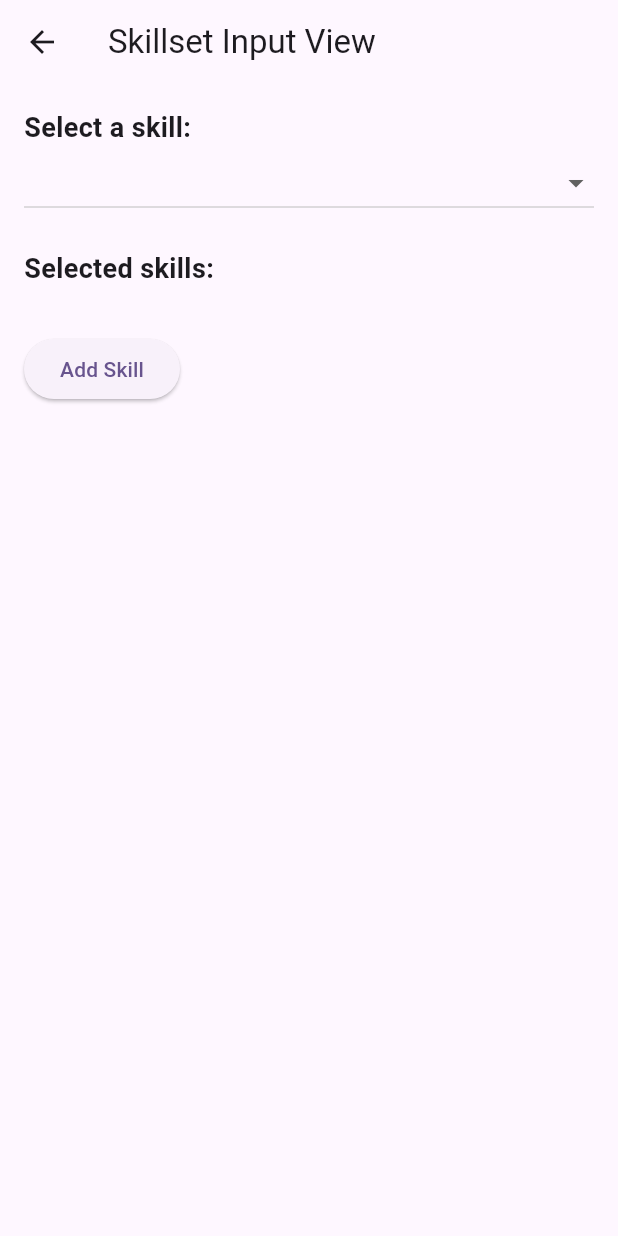
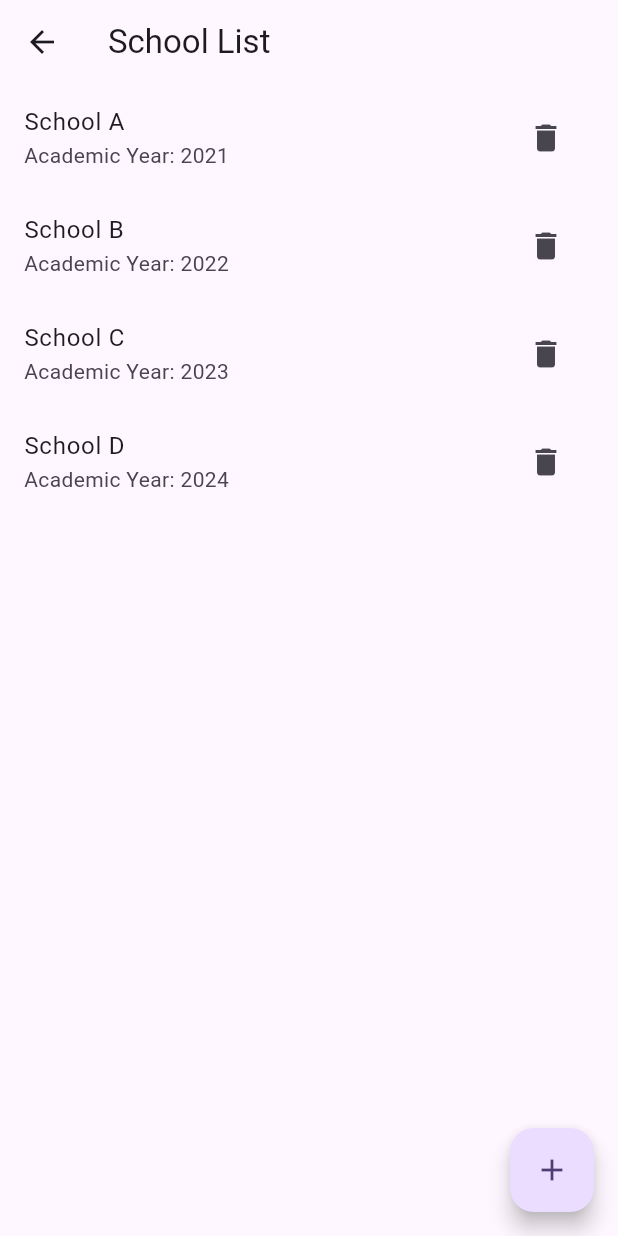
Before and after one commit to NTL2706/MobileAdvance, a Flutter app: the DetailProfileStudentScreen screen opened directly, after a tap on "Update", on a phone screen of 412 x 824 dp. Run offline on Flutter 3.47's test engine with Material 3 defaults, Android fonts, the phone set to English and light mode, and no system bars; missing offline and left inert: dart:html.

Commit message:
Update >> update choose skill

```diff
--- a/lib/feature/profie/views/detail_profile_student_screen.dart
+++ b/lib/feature/profie/views/detail_profile_student_screen.dart
@@ -4,7 +4,6 @@ import 'package:final_project_advanced_mobile/constants/colors.dart';
 import 'package:final_project_advanced_mobile/constants/text_style.dart';
 import 'package:final_project_advanced_mobile/feature/profie/views/test.dart';
 import 'package:flutter/material.dart';
-import "package:get/get.dart";
 
 class DetailProfileStudentScreen extends StatefulWidget {
   const DetailProfileStudentScreen({super.key});
@@ -17,9 +16,23 @@ class DetailProfileStudentScreen extends StatefulWidget {
 class _DetailProfileStudentScreenState
     extends State<DetailProfileStudentScreen> {
   final TextEditingController _controller =
-      TextEditingController(text: 'Nguyen Van A');
+      TextEditingController(text: 'DevOps');
 
   String? selectedExpertise = 'Fullstack';
+
+  List<String> skills = [
+    'Flutter',
+    'Dart',
+    'Firebase',
+    'UI/UX Design',
+    'Backend Development',
+    'Frontend Development',
+    'Mobile Development',
+    'Web Development',
+    'Database Management'
+  ];
+
+  List<String> selectedSkills = [];
 
   @override
   Widget build(BuildContext context) {
@@ -84,7 +97,7 @@ class _DetailProfileStudentScreenState
                   context,
                   MaterialPageRoute(
                     // builder: (context) => const DetailProfileCompanyScreen(),
-                    builder: (context) => SkillsetInputView(),
+                    builder: (context) => SchoolListScreen(),
                   ),
                 );
               },
@@ -94,54 +107,24 @@ class _DetailProfileStudentScreenState
               children: [
                 Expanded(
                   child: TextFormField(
-                    controller: _controller,
+                    controller: TextEditingController(text: selectedExpertise),
                     enabled: false,
                     decoration: const InputDecoration(
-                      labelText: 'Number of Employees',
-                      labelStyle: AppTextStyles.bodyStyle,
+                      labelText: 'Tech stack',
+                      labelStyle: AppTextStyles.headerStyle,
+                      disabledBorder: InputBorder.none,
                     ),
                   ),
                 ),
-                IconButton(
-                  icon: const Icon(Icons.edit),
-                  onPressed: () {
-                    print('Edit button pressed');
-                    showModalBottomSheet(
-                      context: context,
-                      builder: (BuildContext context) {
-                        return StatefulBuilder(
-                          builder: (context, setState) {
-                            return Container(
-                              child: FractionallySizedBox(
-                                heightFactor: 1,
-                                widthFactor: 1,
-                                child: Container(
-                                  padding: EdgeInsets.all(20),
-                                  child: Column(
-                                    crossAxisAlignment:
-                                        CrossAxisAlignment.stretch,
-                                    children: [
-                                      const Text(
-                                        'Select teckstack:',
-                                        style: AppTextStyles.headerStyle,
-                                      ),
-                                      const SizedBox(height: 20),
-                                      DropdownButton<String>(
-                                        value: selectedExpertise,
-                                        icon: const Icon(Icons.arrow_downward),
-                                        elevation: 16,
-                                        style: AppTextStyles.bodyStyle,
-                                        underline: Container(
-                                          height: 2,
-                                          color: Colors.deepPurpleAccent,
-                                        ),
-                                        onChanged: (String? value) {
+                PopupMenuButton<String>(
+                  onSelected: (String value) {
                     setState(() {
-                                            selectedExpertise = value!;
+                      setState(() {
+                        selectedExpertise = value;
+                      });
                     });
                   },
-                                        // list of items
-                                        items: <String>[
+                  itemBuilder: (BuildContext context) => [
                     'Fullstack',
                     'Mobile',
                     'Backend',
@@ -149,33 +132,118 @@ class _DetailProfileStudentScreenState
                     'DevOps',
                     'QA',
                     'Other'
-                                        ].map<DropdownMenuItem<String>>(
-                                            (String value) {
-                                          return DropdownMenuItem<String>(
+                  ].map<PopupMenuItem<String>>((String value) {
+                    return PopupMenuItem<String>(
                       value: value,
                       child: Text(value),
                     );
                   }).toList(),
-                                      ),
-                                      SizedBox(height: 20),
-                                      ElevatedButton(
-                                        onPressed: () {
-                                          // Add your update logic here
-                                          Navigator.pop(context);
-                                        },
-                                        child: Text('Update'),
+                  icon: Icon(Icons.edit),
                 ),
               ],
             ),
+            Column(
+              crossAxisAlignment: CrossAxisAlignment.start,
+              children: [
+                Row(
+                  children: [
+                    Expanded(
+                      child: TextFormField(
+                        controller: null, // Tạo một TextEditingController mới
+                        enabled: false,
+                        decoration: const InputDecoration(
+                          labelText: 'Skill',
+                          labelStyle: AppTextStyles.bodyStyle,
+                          disabledBorder: InputBorder.none,
                         ),
                       ),
+                    ),
+                    PopupMenuButton<String>(
+                      onSelected: (String value) {
+                        setState(() {
+                          setState(() {
+                            selectedSkills.add(value);
+                          });
+                        });
+                      },
+                      itemBuilder: (BuildContext context) =>
+                          skills.map((String skill) {
+                        return PopupMenuItem<String>(
+                          value: skill,
+                          child: Text(skill),
                         );
+                      }).toList(),
+                      icon: Icon(Icons.add),
+                    ),
+                  ],
+                ),
+                // Wrap widget to display selected skills
+                Wrap(
+                  spacing: 8.0,
+                  runSpacing: 8.0,
+                  children: [
+                    ...selectedSkills.map((skill) {
+                      return Chip(
+                        label: Text(skill),
+                        onDeleted: () {
+                          setState(() {
+                            selectedSkills.remove(skill);
+                          });
                         },
                       );
+                    }).toList(),
+                  ],
+                ),
+              ],
+            ),
+            Row(
+              children: [
+                Expanded(
+                  child: TextFormField(
+                    controller:
+                        TextEditingController(), // Tạo một TextEditingController mới
+                    enabled: false,
+                    decoration: const InputDecoration(
+                      labelText: 'Skill',
+                      labelStyle: AppTextStyles.bodyStyle,
+                      disabledBorder: InputBorder.none,
+                    ),
+                  ),
+                ),
+                PopupMenuButton<String>(
+                  onSelected: (String value) {
+                    setState(() {
+                      setState(() {
+                        selectedSkills.add(value);
+                      });
+                    });
+                  },
+                  itemBuilder: (BuildContext context) =>
+                      skills.map((String skill) {
+                    return PopupMenuItem<String>(
+                      value: skill,
+                      child: Text(skill),
+                    );
+                  }).toList(),
+                  icon: Icon(Icons.add),
+                ),
+              ],
+            ),
+            // Wrap widget to display selected skills
+            Wrap(
+              spacing: 8.0,
+              runSpacing: 8.0,
+              children: [
+                ...selectedSkills.map((skill) {
+                  return Chip(
+                    label: Text(skill),
+                    onDeleted: () {
+                      setState(() {
+                        selectedSkills.remove(skill);
+                      });
                     },
                   );
-                  },
-                ),
+                }).toList(),
               ],
             ),
           ],
--- a/lib/feature/profie/views/test.dart
+++ b/lib/feature/profie/views/test.dart
@@ -1,93 +1,117 @@
 import 'package:flutter/material.dart';
 
-class SkillsetInputView extends StatefulWidget {
-  @override
-  _SkillsetInputViewState createState() => _SkillsetInputViewState();
+class SchoolInfo {
+  String schoolName;
+  int academicYear;
+
+  SchoolInfo(this.schoolName, this.academicYear);
 }
 
-class _SkillsetInputViewState extends State<SkillsetInputView> {
-  List<String> skills = [
-    'Flutter',
-    'Dart',
-    'Firebase',
-    'UI/UX Design',
-    'Backend Development',
-    'Frontend Development',
-    'Mobile Development',
-    'Web Development',
-    'Database Management'
+class SchoolListScreen extends StatefulWidget {
+  @override
+  _SchoolListScreenState createState() => _SchoolListScreenState();
+}
+
+class _SchoolListScreenState extends State<SchoolListScreen> {
+  List<SchoolInfo> schoolList = [
+    SchoolInfo('School A', 2021),
+    SchoolInfo('School B', 2022),
+    SchoolInfo('School C', 2023),
+    SchoolInfo('School D', 2024),
   ];
-
-  List<String> selectedSkills = [];
-
-  String? dropdownValue;
 
   @override
   Widget build(BuildContext context) {
     return Scaffold(
       appBar: AppBar(
-        title: Text('Skillset Input View'),
+        title: Text('School List'),
       ),
-      body: Padding(
-        padding: EdgeInsets.all(16.0),
-        child: Column(
-          crossAxisAlignment: CrossAxisAlignment.start,
-          children: [
-            Text(
-              'Select a skill:',
-              style: TextStyle(fontSize: 18, fontWeight: FontWeight.bold),
+      body: ListView.builder(
+        itemCount: schoolList.length,
+        itemBuilder: (context, index) {
+          return ListTile(
+            title: Text(schoolList[index].schoolName),
+            subtitle: Text('Academic Year: ${schoolList[index].academicYear}'),
+            onTap: () {
+              _editSchoolInfo(index);
+            },
+            trailing: IconButton(
+              icon: Icon(Icons.delete),
+              onPressed: () {
+                _deleteSchoolInfo(index);
+              },
             ),
-            DropdownButton<String>(
-              isExpanded: true,
-              value: dropdownValue,
-              onChanged: (String? newValue) {
+          );
+        },
+      ),
+      floatingActionButton: FloatingActionButton(
+        onPressed: _addSchoolInfo,
+        tooltip: 'Add School',
+        child: Icon(Icons.add),
+      ),
+    );
+  }
+
+  void _addSchoolInfo() {
     setState(() {
-                  dropdownValue = newValue;
-                });
-              },
-              items: skills.map<DropdownMenuItem<String>>((String value) {
-                return DropdownMenuItem<String>(
-                  value: value,
-                  child: Text(value),
-                );
-              }).toList(),
-            ),
-            SizedBox(height: 20),
-            Text(
-              'Selected skills:',
-              style: TextStyle(fontSize: 18, fontWeight: FontWeight.bold),
-            ),
-            SizedBox(height: 10),
-            Wrap(
-              spacing: 8.0,
-              runSpacing: 8.0,
-              children: selectedSkills.map((skill) {
-                return Chip(
-                  label: Text(skill),
-                  onDeleted: () {
-                    setState(() {
-                      selectedSkills.remove(skill);
-                    });
-                  },
-                );
-              }).toList(),
-            ),
-            SizedBox(height: 20),
-            ElevatedButton(
-              onPressed: () {
-                if (dropdownValue != null &&
-                    !selectedSkills.contains(dropdownValue)) {
-                  setState(() {
-                    selectedSkills.add(dropdownValue!);
-                    dropdownValue = null;
+      schoolList.add(SchoolInfo('New School', DateTime.now().year));
     });
   }
-              },
-              child: Text('Add Skill'),
+
+  void _editSchoolInfo(int index) {
+    showDialog(
+      context: context,
+      builder: (BuildContext context) {
+        String schoolName = schoolList[index].schoolName;
+        int academicYear = schoolList[index].academicYear;
+        TextEditingController nameController =
+            TextEditingController(text: schoolName);
+        TextEditingController yearController =
+            TextEditingController(text: academicYear.toString());
+
+        return AlertDialog(
+          title: Text('Edit School Info'),
+          content: Column(
+            mainAxisSize: MainAxisSize.min,
+            children: [
+              TextField(
+                controller: nameController,
+                decoration: InputDecoration(labelText: 'School Name'),
+              ),
+              TextField(
+                controller: yearController,
+                keyboardType: TextInputType.number,
+                decoration: InputDecoration(labelText: 'Academic Year'),
               ),
             ],
           ),
+          actions: [
+            TextButton(
+              onPressed: () {
+                Navigator.of(context).pop();
+              },
+              child: Text('Cancel'),
             ),
+            TextButton(
+              onPressed: () {
+                setState(() {
+                  schoolList[index].schoolName = nameController.text;
+                  schoolList[index].academicYear =
+                      int.parse(yearController.text);
+                });
+                Navigator.of(context).pop();
+              },
+              child: Text('Save'),
+            ),
+          ],
+        );
+      },
     );
   }
+
+  void _deleteSchoolInfo(int index) {
+    setState(() {
+      schoolList.removeAt(index);
+    });
   }
+}
```
Lines whose indentation alone changed are shown as unchanged.
